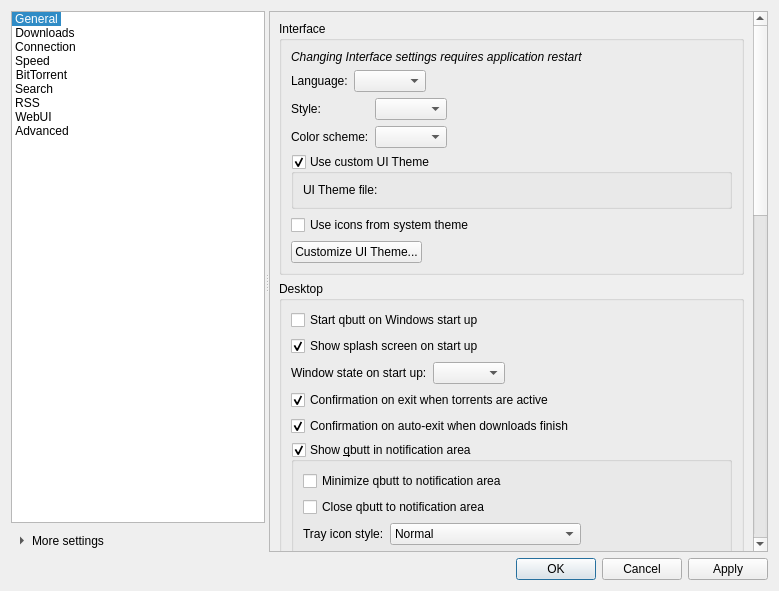
Qt form src/gui/optionsdialog.ui (qbutt-org/qbutt) before a commit.
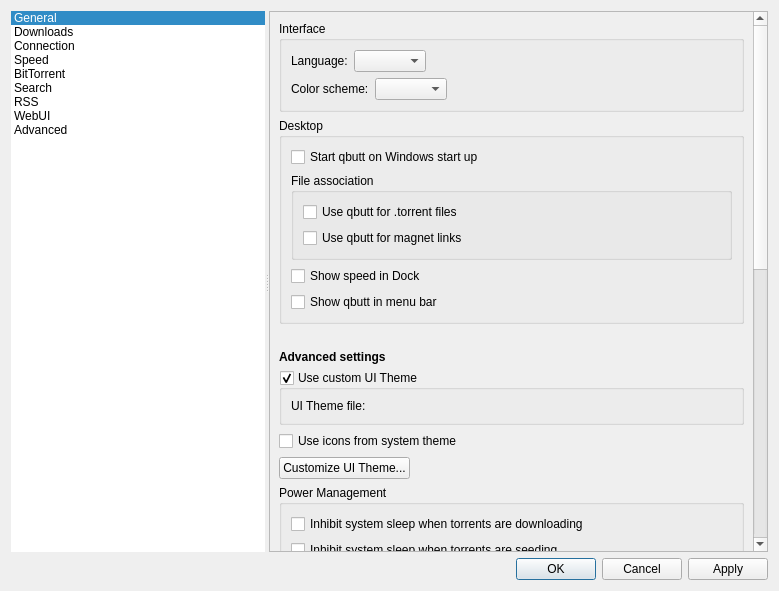
The same form after that commit. Icons and pictures are not drawn. Custom widgets are drawn as their Qt base class.

Commit message: Refine settings layout

Patch:
```diff
--- a/src/gui/optionsdialog.ui
+++ b/src/gui/optionsdialog.ui
@@ -38,6 +38,24 @@
        </property>
        <item>
         <widget class="QListWidget" name="tabSelection">
+         <property name="minimumSize">
+          <size>
+           <width>172</width>
+           <height>0</height>
+          </size>
+         </property>
+         <property name="iconSize">
+          <size>
+           <width>18</width>
+           <height>18</height>
+          </size>
+         </property>
+         <property name="spacing">
+          <number>2</number>
+         </property>
+         <property name="frameShape">
+          <enum>QFrame::Shape::NoFrame</enum>
+         </property>
          <property name="layoutDirection">
           <enum>Qt::LayoutDirection::LeftToRight</enum>
          </property>
@@ -57,7 +75,7 @@
           <enum>QListView::ResizeMode::Adjust</enum>
          </property>
          <property name="viewMode">
-          <enum>QListView::ViewMode::IconMode</enum>
+          <enum>QListView::ViewMode::ListMode</enum>
          </property>
          <property name="currentRow">
           <number>0</number>
@@ -109,25 +127,6 @@
          </item>
         </widget>
        </item>
-       <item>
-        <widget class="QToolButton" name="moreSettingsButton">
-         <property name="text">
-          <string>More settings</string>
-         </property>
-         <property name="checkable">
-          <bool>true</bool>
-         </property>
-         <property name="toolButtonStyle">
-          <enum>Qt::ToolButtonStyle::ToolButtonTextBesideIcon</enum>
-         </property>
-         <property name="arrowType">
-          <enum>Qt::ArrowType::RightArrow</enum>
-         </property>
-         <property name="autoRaise">
-          <bool>true</bool>
-         </property>
-        </widget>
-       </item>
       </layout>
      </widget>
      <widget class="QStackedWidget" name="tabOption">
@@ -175,18 +174,6 @@
                <string>Interface</string>
               </property>
               <layout class="QVBoxLayout" name="UISettingsBoxLayout">
-               <item>
-                <widget class="QLabel" name="labelRestartRequired">
-                 <property name="font">
-                  <font>
-                   <italic>true</italic>
-                  </font>
-                 </property>
-                 <property name="text">
-                  <string>Changing Interface settings requires application restart</string>
-                 </property>
-                </widget>
-               </item>
                <item>
                 <layout class="QHBoxLayout" name="layoutLanguage">
                  <item>
@@ -217,35 +204,16 @@
                <item>
                 <layout class="QGridLayout" name="layoutStyle">
                  <item row="0" column="0">
-                  <widget class="QLabel" name="labelStyle">
-                   <property name="text">
-                    <string>Style:</string>
-                   </property>
-                  </widget>
-                 </item>
-                 <item row="0" column="1">
-                  <widget class="QComboBox" name="comboStyle"/>
-                 </item>
-                 <item row="0" column="2">
-                  <widget class="QLabel" name="labelStyleHint">
-                   <property name="font">
-                    <font>
-                     <italic>true</italic>
-                    </font>
-                   </property>
-                  </widget>
-                 </item>
-                 <item row="1" column="0">
                   <widget class="QLabel" name="labelColorScheme">
                    <property name="text">
                     <string>Color scheme:</string>
                    </property>
                   </widget>
                  </item>
-                 <item row="1" column="1">
+                 <item row="0" column="1">
                   <widget class="QComboBox" name="comboColorScheme"/>
                  </item>
-                 <item row="1" column="2">
+                 <item row="0" column="2">
                   <spacer name="spacerColorScheme">
                    <property name="orientation">
                     <enum>Qt::Orientation::Horizontal</enum>
@@ -260,48 +228,6 @@
                  </item>
                 </layout>
                </item>
-               <item>
-                <widget class="QGroupBox" name="checkUseCustomTheme">
-                 <property name="title">
-                  <string>Use custom UI Theme</string>
-                 </property>
-                 <property name="checkable">
-                  <bool>true</bool>
-                 </property>
-                 <layout class="QHBoxLayout" name="horizontalLayout_18">
-                  <item>
-                   <widget class="QLabel" name="label_16">
-                    <property name="text">
-                     <string>UI Theme file:</string>
-                    </property>
-                   </widget>
-                  </item>
-                  <item>
-                   <widget class="FileSystemPathLineEdit" name="customThemeFilePath" native="true"/>
-                  </item>
-                 </layout>
-                </widget>
-               </item>
-               <item>
-                <widget class="QCheckBox" name="checkUseSystemIcon">
-                 <property name="text">
-                  <string>Use icons from system theme</string>
-                 </property>
-                </widget>
-               </item>
-               <item>
-                <widget class="QPushButton" name="buttonCustomizeUITheme">
-                 <property name="sizePolicy">
-                  <sizepolicy hsizetype="Fixed" vsizetype="Fixed">
-                   <horstretch>0</horstretch>
-                   <verstretch>0</verstretch>
-                  </sizepolicy>
-                 </property>
-                 <property name="text">
-                  <string>Customize UI Theme...</string>
-                 </property>
-                </widget>
-               </item>
               </layout>
              </widget>
             </item>
@@ -318,148 +244,6 @@
                  </property>
                 </widget>
                </item>
-               <item>
-                <widget class="QCheckBox" name="checkShowSplash">
-                 <property name="text">
-                  <string>Show splash screen on start up</string>
-                 </property>
-                 <property name="checked">
-                  <bool>true</bool>
-                 </property>
-                </widget>
-               </item>
-               <item>
-                <layout class="QHBoxLayout" name="windowStateLayout">
-                 <item>
-                  <widget class="QLabel" name="windowStateLabel">
-                   <property name="text">
-                    <string>Window state on start up:</string>
-                   </property>
-                  </widget>
-                 </item>
-                 <item>
-                  <widget class="QComboBox" name="windowStateComboBox">
-                   <property name="toolTip">
-                    <string>qbutt window state on start up</string>
-                   </property>
-                  </widget>
-                 </item>
-                 <item>
-                  <spacer name="windowStateSpacer">
-                   <property name="orientation">
-                    <enum>Qt::Orientation::Horizontal</enum>
-                   </property>
-                   <property name="sizeHint" stdset="0">
-                    <size>
-                     <width>40</width>
-                     <height>20</height>
-                    </size>
-                   </property>
-                  </spacer>
-                 </item>
-                </layout>
-               </item>
-               <item>
-                <widget class="QCheckBox" name="checkProgramExitConfirm">
-                 <property name="toolTip">
-                  <string>Shows a confirmation dialog when exiting with active torrents</string>
-                 </property>
-                 <property name="text">
-                  <string>Confirmation on exit when torrents are active</string>
-                 </property>
-                 <property name="checked">
-                  <bool>true</bool>
-                 </property>
-                </widget>
-               </item>
-               <item>
-                <widget class="QCheckBox" name="checkProgramAutoExitConfirm">
-                 <property name="text">
-                  <string>Confirmation on auto-exit when downloads finish</string>
-                 </property>
-                 <property name="checked">
-                  <bool>true</bool>
-                 </property>
-                </widget>
-               </item>
-               <item>
-                <widget class="QGroupBox" name="checkShowSystray">
-                 <property name="title">
-                  <string>Show &amp;qbutt in notification area</string>
-                 </property>
-                 <property name="checkable">
-                  <bool>true</bool>
-                 </property>
-                 <layout class="QVBoxLayout" name="verticalLayout_22">
-                  <item>
-                   <widget class="QCheckBox" name="checkMinimizeToSysTray">
-                    <property name="toolTip">
-                     <string>When minimizing, the main window is closed and must be reopened from the systray icon</string>
-                    </property>
-                    <property name="text">
-                     <string>Minimize qbutt to notification area</string>
-                    </property>
-                    <property name="checked">
-                     <bool>false</bool>
-                    </property>
-                   </widget>
-                  </item>
-                  <item>
-                   <widget class="QCheckBox" name="checkCloseToSystray">
-                    <property name="toolTip">
-                     <string>The systray icon will still be visible when closing the main window</string>
-                    </property>
-                    <property name="text">
-                     <string extracomment="The systray icon will still be visible when closing the main window">Close qbutt to notification area</string>
-                    </property>
-                   </widget>
-                  </item>
-                  <item>
-                   <layout class="QHBoxLayout" name="horizontalLayout_4">
-                    <item>
-                     <widget class="QLabel" name="labelTrayIconStyle">
-                      <property name="text">
-                       <string>Tray icon style:</string>
-                      </property>
-                     </widget>
-                    </item>
-                    <item>
-                     <widget class="QComboBox" name="comboTrayIcon">
-                      <item>
-                       <property name="text">
-                        <string>Normal</string>
-                       </property>
-                      </item>
-                      <item>
-                       <property name="text">
-                        <string>Monochrome (for dark theme)</string>
-                       </property>
-                      </item>
-                      <item>
-                       <property name="text">
-                        <string>Monochrome (for light theme)</string>
-                       </property>
-                      </item>
-                     </widget>
-                    </item>
-                    <item>
-                     <spacer name="horizontalSpacer_13">
-                      <property name="orientation">
-                       <enum>Qt::Orientation::Horizontal</enum>
-                      </property>
-                      <property name="sizeHint" stdset="0">
-                       <size>
-                        <width>40</width>
-                        <height>20</height>
-                       </size>
-                      </property>
-                     </spacer>
-                    </item>
-                   </layout>
-                  </item>
-                 </layout>
-                </widget>
-               </item>
                <item>
                 <widget class="QGroupBox" name="groupFileAssociation">
                  <property name="title">
@@ -498,31 +282,6 @@
                     </layout>
                    </widget>
                   </item>
-                  <item>
-                   <widget class="QWidget" name="defaultProgramPanel" native="true">
-                    <layout class="QVBoxLayout" name="defaultProgramPanelLayout">
-                     <property name="leftMargin">
-                      <number>0</number>
-                     </property>
-                     <property name="topMargin">
-                      <number>0</number>
-                     </property>
-                     <property name="rightMargin">
-                      <number>0</number>
-                     </property>
-                     <property name="bottomMargin">
-                      <number>0</number>
-                     </property>
-                     <item>
-                      <widget class="QLabel" name="labelSetAssoc">
-                       <property name="text">
-                        <string>&lt;html&gt;&lt;head/&gt;&lt;body&gt;&lt;p&gt;To set qbutt as default program for .torrent files and/or Magnet links&lt;br/&gt;you can use &lt;span style=&quot; font-weight:600;&quot;&gt;Default Programs&lt;/span&gt; dialog from &lt;span style=&quot; font-weight:600;&quot;&gt;Control Panel&lt;/span&gt;.&lt;/p&gt;&lt;/body&gt;&lt;/html&gt;</string>
-                       </property>
-                      </widget>
-                     </item>
-                    </layout>
-                   </widget>
-                  </item>
                  </layout>
                 </widget>
                </item>
@@ -543,6 +302,79 @@
               </layout>
              </widget>
             </item>
+            <item>
+             <spacer name="verticalLayout_9AdvancedGap">
+              <property name="orientation">
+               <enum>Qt::Orientation::Vertical</enum>
+              </property>
+              <property name="sizeType">
+               <enum>QSizePolicy::Policy::Fixed</enum>
+              </property>
+              <property name="sizeHint" stdset="0">
+               <size>
+                <width>20</width>
+                <height>20</height>
+               </size>
+              </property>
+             </spacer>
+            </item>
+            <item>
+             <widget class="QLabel" name="verticalLayout_9AdvancedHeading">
+              <property name="font">
+               <font>
+                <bold>true</bold>
+               </font>
+              </property>
+              <property name="text">
+               <string>Advanced settings</string>
+              </property>
+             </widget>
+            </item>
+            <item>
+             <widget class="QGroupBox" name="checkUseCustomTheme">
+              <property name="title">
+               <string>Use custom UI Theme</string>
+              </property>
+              <property name="toolTip">
+               <string>Custom UI theme changes take effect after restarting qbutt</string>
+              </property>
+              <property name="checkable">
+               <bool>true</bool>
+              </property>
+              <layout class="QHBoxLayout" name="horizontalLayout_18">
+               <item>
+                <widget class="QLabel" name="label_16">
+                 <property name="text">
+                  <string>UI Theme file:</string>
+                 </property>
+                </widget>
+               </item>
+               <item>
+                <widget class="FileSystemPathLineEdit" name="customThemeFilePath" native="true"/>
+               </item>
+              </layout>
+             </widget>
+            </item>
+            <item>
+             <widget class="QCheckBox" name="checkUseSystemIcon">
+              <property name="text">
+               <string>Use icons from system theme</string>
+              </property>
+             </widget>
+            </item>
+            <item>
+             <widget class="QPushButton" name="buttonCustomizeUITheme">
+              <property name="sizePolicy">
+               <sizepolicy hsizetype="Fixed" vsizetype="Fixed">
+                <horstretch>0</horstretch>
+                <verstretch>0</verstretch>
+               </sizepolicy>
+              </property>
+              <property name="text">
+               <string>Customize UI Theme...</string>
+              </property>
+             </widget>
+            </item>
             <item>
              <widget class="QGroupBox" name="groupBox">
               <property name="title">
@@ -567,40 +399,6 @@
              </widget>
             </item>
             <item>
-             <widget class="QToolButton" name="moreGeneralSettingsButton">
-              <property name="text">
-               <string>More interface settings</string>
-              </property>
-              <property name="checkable">
-               <bool>true</bool>
-              </property>
-              <property name="toolButtonStyle">
-               <enum>Qt::ToolButtonStyle::ToolButtonTextBesideIcon</enum>
-              </property>
-              <property name="arrowType">
-               <enum>Qt::ArrowType::RightArrow</enum>
-              </property>
-              <property name="autoRaise">
-               <bool>true</bool>
-              </property>
-             </widget>
-            </item>
-            <item>
-             <widget class="QWidget" name="additionalGeneralSettings">
-              <layout class="QVBoxLayout" name="additionalGeneralSettingsLayout">
-               <property name="leftMargin">
-                <number>0</number>
-               </property>
-               <property name="topMargin">
-                <number>0</number>
-               </property>
-               <property name="rightMargin">
-                <number>0</number>
-               </property>
-               <property name="bottomMargin">
-                <number>0</number>
-               </property>
-               <item>
                 <widget class="QGroupBox" name="groupBox_4">
                  <property name="title">
                   <string>Transfer List</string>
@@ -964,13 +762,6 @@
                  </property>
                 </widget>
                </item>
-               <item>
-                <widget class="QCheckBox" name="checkBoxExternalIPStatusBar">
-                 <property name="text">
-                  <string>Show external IP in status bar</string>
-                 </property>
-                </widget>
-               </item>
                <item>
                 <widget class="QCheckBox" name="checkBoxPerformanceWarning">
                  <property name="text">
@@ -978,9 +769,6 @@
                  </property>
                 </widget>
                </item>
-              </layout>
-             </widget>
-            </item>
             <item>
              <spacer name="verticalSpacer_4">
               <property name="orientation">
@@ -1079,39 +867,33 @@
              </widget>
             </item>
             <item>
-             <widget class="QToolButton" name="moreDownloadSettingsButton">
+             <spacer name="verticalLayoutAdvancedGap">
+              <property name="orientation">
+               <enum>Qt::Orientation::Vertical</enum>
+              </property>
+              <property name="sizeType">
+               <enum>QSizePolicy::Policy::Fixed</enum>
+              </property>
+              <property name="sizeHint" stdset="0">
+               <size>
+                <width>20</width>
+                <height>20</height>
+               </size>
+              </property>
+             </spacer>
+            </item>
+            <item>
+             <widget class="QLabel" name="verticalLayoutAdvancedHeading">
+              <property name="font">
+               <font>
+                <bold>true</bold>
+               </font>
+              </property>
               <property name="text">
-               <string>More download settings</string>
-              </property>
-              <property name="checkable">
-               <bool>true</bool>
-              </property>
-              <property name="toolButtonStyle">
-               <enum>Qt::ToolButtonStyle::ToolButtonTextBesideIcon</enum>
-              </property>
-              <property name="arrowType">
-               <enum>Qt::ArrowType::RightArrow</enum>
-              </property>
-              <property name="autoRaise">
-               <bool>true</bool>
+               <string>Advanced settings</string>
               </property>
              </widget>
             </item>
-            <item>
-             <widget class="QWidget" name="additionalDownloadSettings">
-              <layout class="QVBoxLayout" name="additionalDownloadSettingsLayout">
-               <property name="leftMargin">
-                <number>0</number>
-               </property>
-               <property name="topMargin">
-                <number>0</number>
-               </property>
-               <property name="rightMargin">
-                <number>0</number>
-               </property>
-               <property name="bottomMargin">
-                <number>0</number>
-               </property>
                <item>
                 <widget class="QGroupBox" name="torrentAdditionBox">
                  <property name="title">
@@ -1911,9 +1693,6 @@
                  </layout>
                 </widget>
                </item>
-              </layout>
-             </widget>
-            </item>
             <item>
              <spacer name="downloadSettingsSpacer">
               <property name="orientation">
@@ -1963,39 +1742,33 @@
            </property>
            <layout class="QVBoxLayout" name="verticalLayout_20">
             <item>
-             <widget class="QToolButton" name="moreConnectionSettingsButton">
+             <spacer name="verticalLayout_20AdvancedGap">
+              <property name="orientation">
+               <enum>Qt::Orientation::Vertical</enum>
+              </property>
+              <property name="sizeType">
+               <enum>QSizePolicy::Policy::Fixed</enum>
+              </property>
+              <property name="sizeHint" stdset="0">
+               <size>
+                <width>20</width>
+                <height>20</height>
+               </size>
+              </property>
+             </spacer>
+            </item>
+            <item>
+             <widget class="QLabel" name="verticalLayout_20AdvancedHeading">
+              <property name="font">
+               <font>
+                <bold>true</bold>
+               </font>
+              </property>
               <property name="text">
-               <string>More connection settings</string>
-              </property>
-              <property name="checkable">
-               <bool>true</bool>
-              </property>
-              <property name="toolButtonStyle">
-               <enum>Qt::ToolButtonStyle::ToolButtonTextBesideIcon</enum>
-              </property>
-              <property name="arrowType">
-               <enum>Qt::ArrowType::RightArrow</enum>
-              </property>
-              <property name="autoRaise">
-               <bool>true</bool>
+               <string>Advanced settings</string>
               </property>
              </widget>
             </item>
-            <item>
-             <widget class="QWidget" name="additionalConnectionSettings">
-              <layout class="QVBoxLayout" name="additionalConnectionSettingsLayout">
-               <property name="leftMargin">
-                <number>0</number>
-               </property>
-               <property name="topMargin">
-                <number>0</number>
-               </property>
-               <property name="rightMargin">
-                <number>0</number>
-               </property>
-               <property name="bottomMargin">
-                <number>0</number>
-               </property>
                <item>
                 <layout class="QHBoxLayout" name="horizontalLayout_12">
                  <item>
@@ -2524,9 +2297,6 @@
                  </layout>
                 </widget>
                </item>
-              </layout>
-             </widget>
-            </item>
             <item>
              <spacer name="verticalSpacer_3">
               <property name="orientation">
@@ -2846,6 +2616,34 @@
               </layout>
              </widget>
             </item>
+            <item>
+             <spacer name="verticalLayout_5AdvancedGap">
+              <property name="orientation">
+               <enum>Qt::Orientation::Vertical</enum>
+              </property>
+              <property name="sizeType">
+               <enum>QSizePolicy::Policy::Fixed</enum>
+              </property>
+              <property name="sizeHint" stdset="0">
+               <size>
+                <width>20</width>
+                <height>20</height>
+               </size>
+              </property>
+             </spacer>
+            </item>
+            <item>
+             <widget class="QLabel" name="verticalLayout_5AdvancedHeading">
+              <property name="font">
+               <font>
+                <bold>true</bold>
+               </font>
+              </property>
+              <property name="text">
+               <string>Advanced settings</string>
+              </property>
+             </widget>
+            </item>
             <item>
              <widget class="QGroupBox" name="rateLimitsGroupBox">
               <property name="title">
```
Lines whose indentation alone changed are shown as unchanged. The commit also changes 2 other files.
